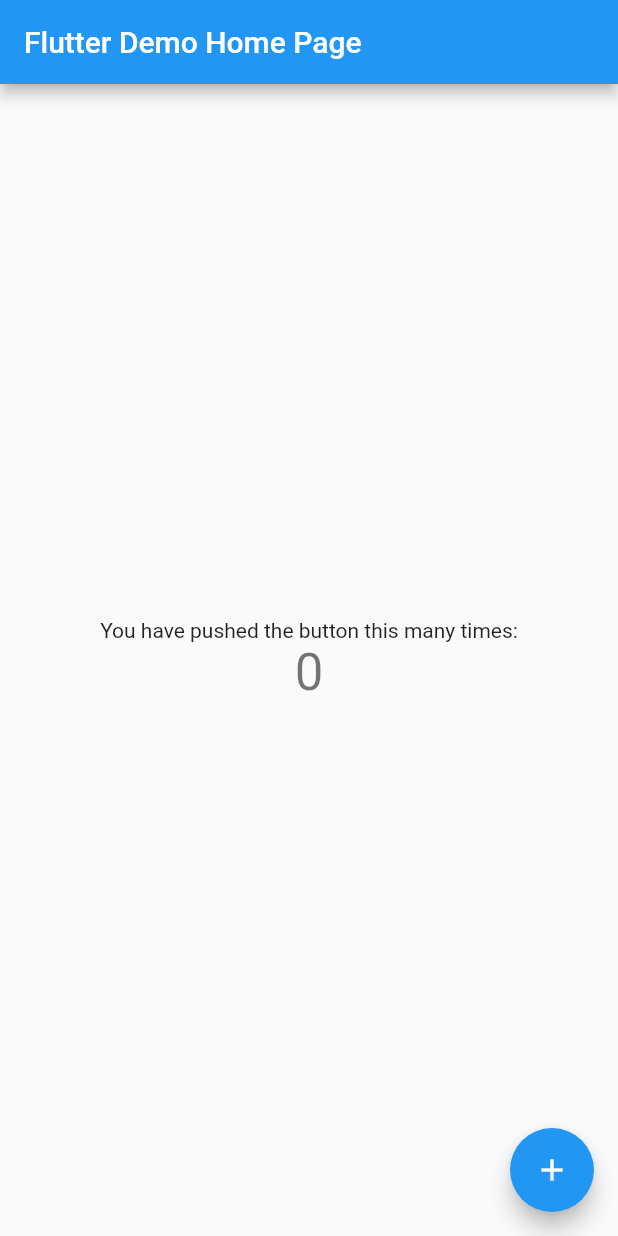
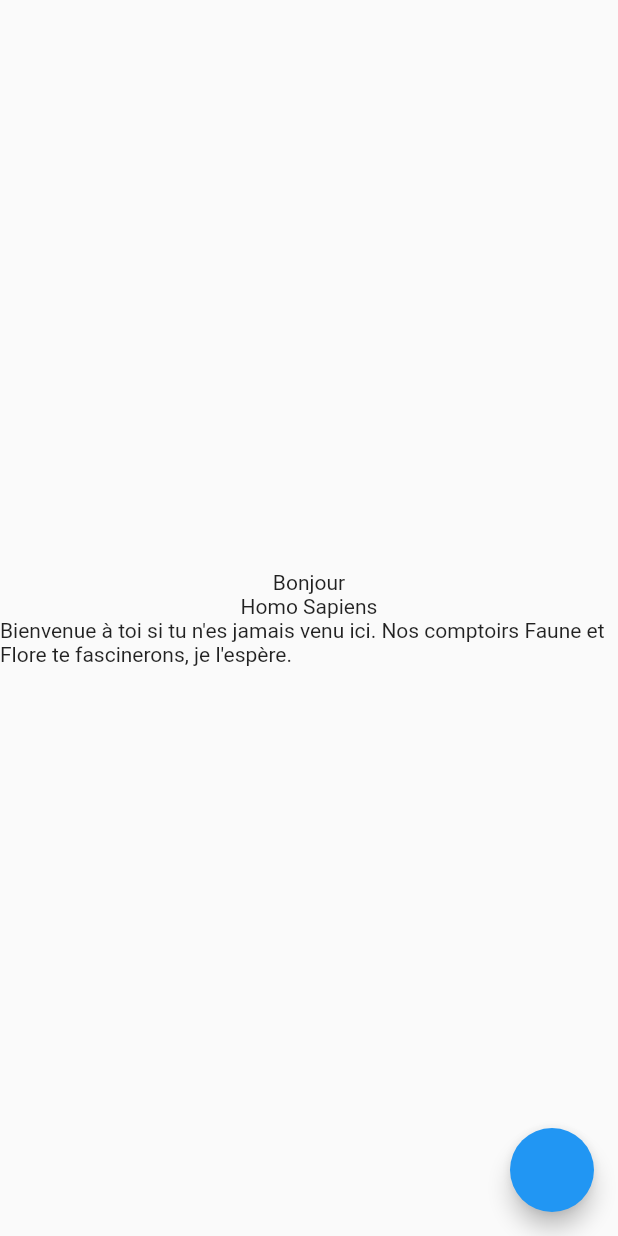
Before and after one commit to cehinger/naturalis, a Flutter app: the screen it shows after launch, on a phone screen of 412 x 824 dp. Run offline on Flutter 3.47's test engine with Material 2 defaults, Android fonts, the phone set to English and light mode, and no system bars.

Commit message:
fuck this

```diff
--- a/lib/main.dart
+++ b/lib/main.dart
@@ -70,11 +70,6 @@
     // fast, so that you can just rebuild anything that needs updating rather
     // than having to individually change instances of widgets.
     return Scaffold(
-      appBar: AppBar(
-        // Here we take the value from the MyHomePage object that was created by
-        // the App.build method, and use it to set our appbar title.
-        title: Text(widget.title),
-      ),
       body: Center(
         // Center is a layout widget. It takes a single child and positions it
         // in the middle of the parent.
@@ -94,21 +89,23 @@
           // axis because Columns are vertical (the cross axis would be
           // horizontal).
           mainAxisAlignment: MainAxisAlignment.center,
-          children: <Widget>[
-            const Text(
-              'You have pushed the button this many times:',
+          children: const <Widget>[
+            Text(
+              'Bonjour',
             ),
             Text(
-              '$_counter',
-              style: Theme.of(context).textTheme.headlineMedium,
+              'Homo Sapiens'
+            ),
+            Text(
+              "Bienvenue à toi si tu n'es jamais venu ici. Nos comptoirs Faune et Flore te fascinerons, je l'espère."
             ),
           ],
         ),
       ),
+
       floatingActionButton: FloatingActionButton(
         onPressed: _incrementCounter,
         tooltip: 'Increment',
-        child: const Icon(Icons.add),
       ), // This trailing comma makes auto-formatting nicer for build methods.
     );
   }
```
